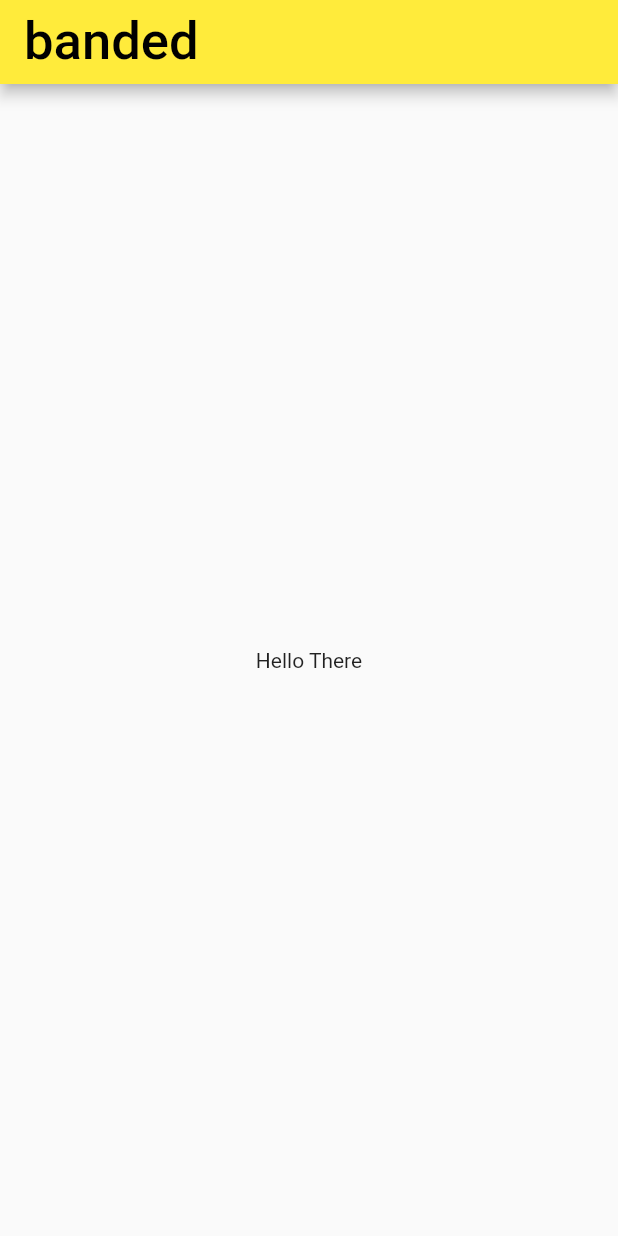
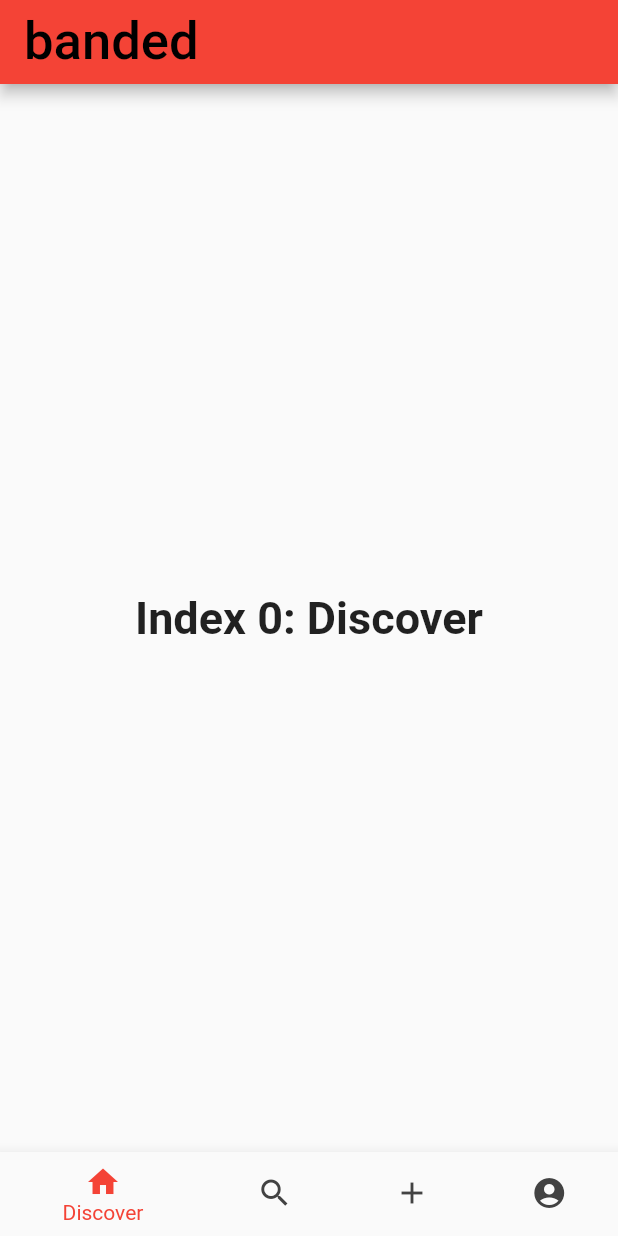
Before and after one commit to natekoch/banded, a Flutter app: the screen it shows after launch, on a phone screen of 412 x 824 dp. Run offline on Flutter 3.47's test engine with Material 2 defaults, Android fonts, the phone set to English and light mode, and no system bars; Roboto replaces fonts that are missing (Garamond).

Commit message:
Updated ios dev team and added main navbar

```diff
--- a/lib/main.dart
+++ b/lib/main.dart
@@ -1,7 +1,3 @@
-// Copyright 2018 The Flutter team. All rights reserved.
-// Use of this source code is governed by a BSD-style license that can be
-// found in the LICENSE file.
-
 import 'package:flutter/material.dart';
 
 void main() {
@@ -11,20 +7,88 @@ void main() {
 class MyApp extends StatelessWidget {
   const MyApp({super.key});
 
+  static const String _title = 'banded';
+
   @override
   Widget build(BuildContext context) {
-    return MaterialApp(
+    return const MaterialApp(
       title: 'Welcome to Banded',
-      home: Scaffold(
+      home: HomeWidget(),
+    );
+  }
+}
+
+class HomeWidget extends StatefulWidget {
+  const HomeWidget({super.key});
+
+  @override
+  State<HomeWidget> createState() => _HomeWidgetState();
+}
+
+class _HomeWidgetState extends State<HomeWidget> {
+  int _selectedIndex = 0;
+  static const TextStyle optionStyle =
+      TextStyle(fontSize: 30, fontWeight: FontWeight.bold);
+  static const List<Widget> _widgetOptions = <Widget>[
+    Text(
+      'Index 0: Discover',
+      style: optionStyle,
+    ),
+    Text(
+      'Index 1: Search',
+      style: optionStyle,
+    ),
+    Text(
+      'Index 2: Organize A Show',
+      style: optionStyle,
+    ),
+    Text(
+      'Index 3: My Profile',
+      style: optionStyle,
+    ),
+  ];
+
+  void _onItemTapped(int index) {
+    setState(() {
+      _selectedIndex = index;
+    });
+  }
+
+  @override
+  Widget build(BuildContext context) {
+    return Scaffold(
       appBar: AppBar(
         title: const Text('banded',
             style: TextStyle(fontFamily: 'Garamond', fontSize: 35)),
         foregroundColor: Colors.black,
-          backgroundColor: Colors.yellow,
+        backgroundColor: Colors.red,
       ),
-        body: const Center(
-          child: Text('Hello There'),
+      body: Center(
+        child: _widgetOptions.elementAt(_selectedIndex),
       ),
+      bottomNavigationBar: BottomNavigationBar(
+        items: const <BottomNavigationBarItem>[
+          BottomNavigationBarItem(
+            icon: Icon(Icons.home),
+            label: 'Discover',
+          ),
+          BottomNavigationBarItem(
+            icon: Icon(Icons.search),
+            label: 'Search',
+          ),
+          BottomNavigationBarItem(
+            icon: Icon(Icons.add),
+            label: 'Organize',
+          ),
+          BottomNavigationBarItem(
+            icon: Icon(Icons.account_circle),
+            label: 'My Stuff',
+          ),
+        ],
+        currentIndex: _selectedIndex,
+        unselectedItemColor: Colors.grey[800],
+        selectedItemColor: Colors.red,
+        onTap: _onItemTapped,
       ),
     );
   }
```
Also changed, not shown: 1 other file. Lines whose indentation alone changed are shown as unchanged.
